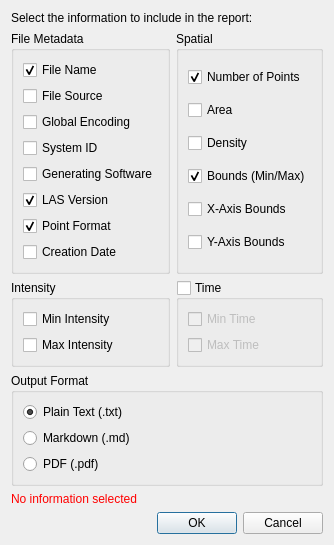
The window that plugin_ui/report_form.ui (Skoolzon3/MyLiDAR) describes before a commit, drawn with Qt 5.
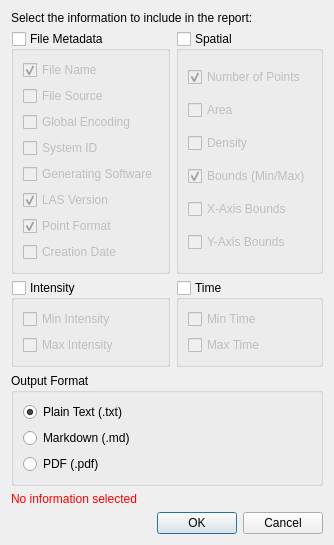
The same window after the commit.

Commit message: Extend selection of entire categories to all currently present

The edit to the form file:
```diff
--- a/plugin_ui/report_form.ui
+++ b/plugin_ui/report_form.ui
@@ -22,6 +22,12 @@
                             <property name="title">
                                 <string>File Metadata</string>
                             </property>
+                            <property name="checkable">
+                                <bool>true</bool>
+                            </property>
+                            <property name="checked">
+                                <bool>false</bool>
+                            </property>
                             <layout class="QVBoxLayout" name="verticalLayoutFileMetadata">
                                 <item>
                                     <widget class="QCheckBox" name="checkFileName">
@@ -97,6 +103,12 @@
                             <property name="title">
                                 <string>Spatial</string>
                             </property>
+                            <property name="checkable">
+                                <bool>true</bool>
+                            </property>
+                            <property name="checked">
+                                <bool>false</bool>
+                            </property>
                             <layout class="QVBoxLayout" name="verticalLayoutSpatial">
                                 <item>
                                     <widget class="QCheckBox" name="checkNumPoints">
@@ -161,6 +173,12 @@
                             <property name="title">
                                 <string>Intensity</string>
                             </property>
+                            <property name="checkable">
+                                <bool>true</bool>
+                            </property>
+                            <property name="checked">
+                                <bool>false</bool>
+                            </property>
                             <layout class="QVBoxLayout" name="verticalLayoutIntensity">
                                 <item>
                                     <widget class="QCheckBox" name="checkMinIntensity">
```
The commit also changes 1 other file.
